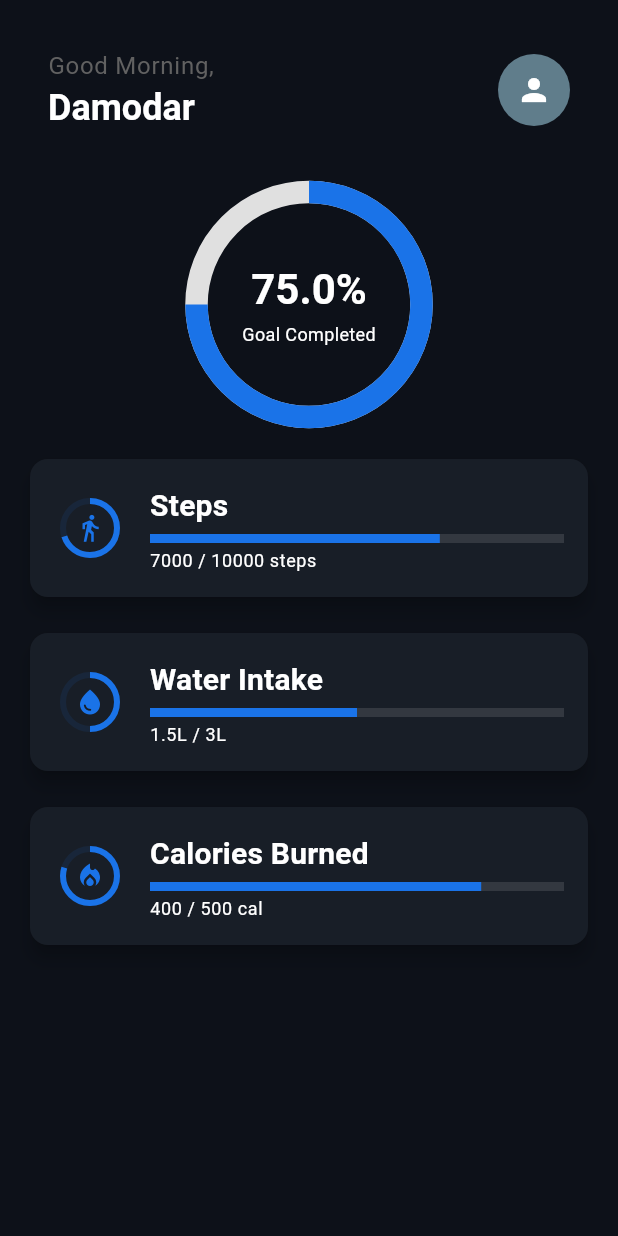
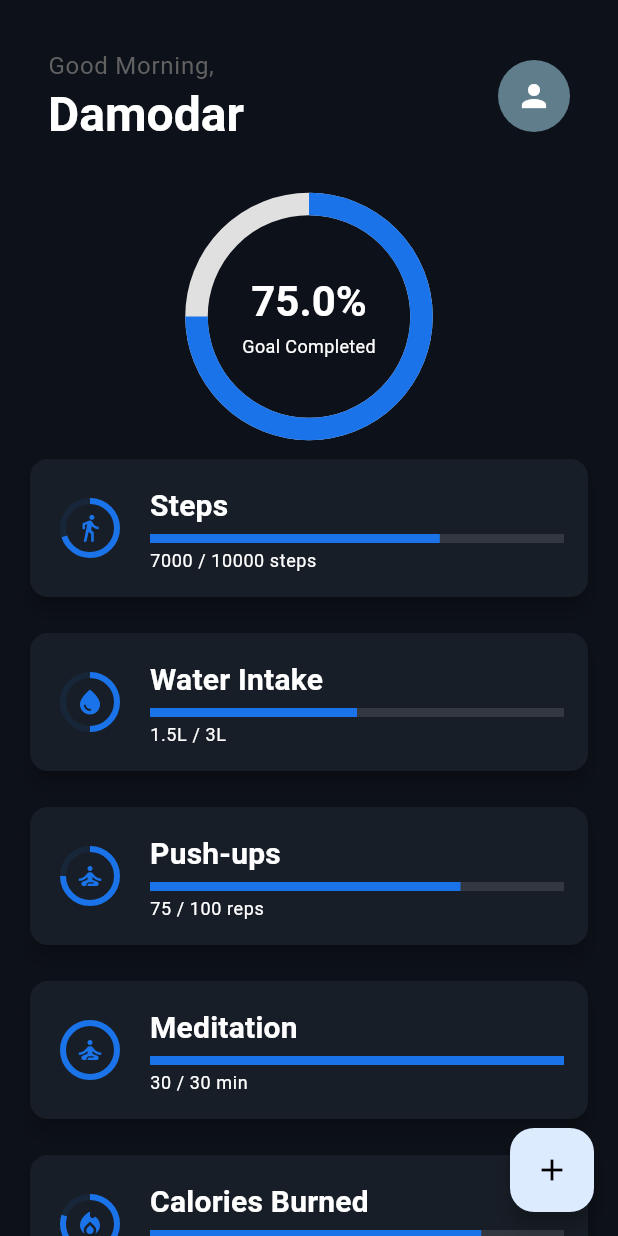
Before and after one commit to damodarsubedi/fitness_goal_tracker, a Flutter app: the screen it shows after launch, on a phone screen of 412 x 824 dp. Run offline on Flutter 3.47's test engine with Material 3 defaults, Android fonts, the phone set to English and light mode, and no system bars; our stand-ins replace cloud_firestore, firebase_auth, firebase_core, firebase_messaging, flutter_local_notifications, flutter_riverpod; accounts and stored records are empty; Roboto replaces fonts that are missing (Montserrat).

Commit message:
text and colors fixes

```diff
--- a/lib/app.dart
+++ b/lib/app.dart
@@ -7,6 +7,11 @@ class MyApp extends StatelessWidget {
 
   @override
   Widget build(BuildContext context) {
-    return MaterialApp(title: 'Flutter Demo', theme: AppTheme.darkTheme, home: const DashboardScreen());
+    return MaterialApp(
+      title: 'Flutter Demo',
+      debugShowCheckedModeBanner: false,
+      theme: AppTheme.darkTheme,
+      home: const DashboardScreen(),
+    );
   }
 }
--- a/lib/features/dashboard/presentation/dashboard_screen.dart
+++ b/lib/features/dashboard/presentation/dashboard_screen.dart
@@ -2,6 +2,7 @@ import 'package:flutter/material.dart';
 import 'package:gym_goal_tracker/features/dashboard/widgets/completion_chart.dart';
 import 'package:gym_goal_tracker/features/dashboard/widgets/goal_summary_card.dart';
 import 'package:gym_goal_tracker/features/dashboard/widgets/dashboard_header.dart';
+import 'package:gym_goal_tracker/shared/themes/app_theme.dart';
 
 class DashboardScreen extends StatelessWidget {
   const DashboardScreen({super.key});
@@ -9,16 +10,30 @@ class DashboardScreen extends StatelessWidget {
   @override
   Widget build(BuildContext context) {
     return Scaffold(
+      floatingActionButton: FloatingActionButton(
+        onPressed: () {},
+        backgroundColor: AppTheme.bluishWhite,
+
+        child: Icon(Icons.add),
+      ),
       body: SafeArea(
-        child: SingleChildScrollView(
+        child: CustomScrollView(
+          slivers: [
+            // Padding wrapper for the header
+            SliverPadding(
               padding: const EdgeInsets.all(16),
-          child: Column(
-            crossAxisAlignment: CrossAxisAlignment.start,
-            children: [
-              const DashboardHeader(),
-              const SizedBox(height: 24),
-              const CompletionChart(),
-              const SizedBox(height: 24),
+              sliver: SliverToBoxAdapter(child: const DashboardHeader()),
+            ),
+            // Completion Chart
+            SliverPadding(
+              padding: const EdgeInsets.symmetric(horizontal: 16, vertical: 8),
+              sliver: SliverToBoxAdapter(child: const CompletionChart()),
+            ),
+            // Goal Summary Cards
+            SliverPadding(
+              padding: const EdgeInsets.symmetric(horizontal: 16, vertical: 8),
+              sliver: SliverList(
+                delegate: SliverChildListDelegate.fixed([
                   const GoalSummaryCard(
                     title: "Steps",
                     progress: 0.7,
@@ -26,7 +41,26 @@ class DashboardScreen extends StatelessWidget {
                     unit: "7000 / 10000 steps",
                   ),
                   const SizedBox(height: 16),
-              const GoalSummaryCard(title: "Water Intake", progress: 0.5, icon: Icons.water_drop, unit: "1.5L / 3L"),
+                  const GoalSummaryCard(
+                    title: "Water Intake",
+                    progress: 0.5,
+                    icon: Icons.water_drop,
+                    unit: "1.5L / 3L",
+                  ),
+                  const SizedBox(height: 16),
+                  const GoalSummaryCard(
+                    title: "Push-ups",
+                    progress: 0.75,
+                    icon: Icons.self_improvement_outlined,
+                    unit: "75 / 100 reps",
+                  ),
+                  const SizedBox(height: 16),
+                  const GoalSummaryCard(
+                    title: "Meditation",
+                    progress: 1,
+                    icon: Icons.self_improvement_outlined,
+                    unit: "30 / 30 min",
+                  ),
                   const SizedBox(height: 16),
                   const GoalSummaryCard(
                     title: "Calories Burned",
@@ -34,8 +68,10 @@ class DashboardScreen extends StatelessWidget {
                     icon: Icons.local_fire_department,
                     unit: "400 / 500 cal",
                   ),
+                ]),
+              ),
+            ),
           ],
-          ),
         ),
       ),
     );
--- a/lib/features/dashboard/widgets/dashboard_header.dart
+++ b/lib/features/dashboard/widgets/dashboard_header.dart
@@ -34,7 +34,7 @@ class DashboardHeader extends StatelessWidget {
                 'Damodar',
                 style: Theme.of(
                   context,
-                ).textTheme.headlineSmall?.copyWith(fontWeight: FontWeight.bold, color: Colors.white),
+                ).textTheme.headlineLarge?.copyWith(fontWeight: FontWeight.bold, color: Colors.white),
               ),
             ],
           ),
--- a/lib/shared/themes/app_theme.dart
+++ b/lib/shared/themes/app_theme.dart
@@ -1,10 +1,17 @@
 import 'package:flutter/material.dart';
 
 class AppTheme {
+  static const Color primaryBlue = Color(0xFF1A73E8);
+  static const Color secondaryBlue = Color(0xFF03A9F4);
+  static const Color darkBackground = Color(0xFF0D1119);
+  static const Color surfaceDark = Color(0xFF181E27);
+  static const Color softWhite = Color(0xFFF1F1F1);
+  static const Color bluishWhite = Color(0xFFDDEBFF);
+
   static ThemeData darkTheme = ThemeData(
     brightness: Brightness.dark,
-    scaffoldBackgroundColor: const Color(0xFF0D1119), // Even darker bluish background
-    primaryColor: const Color(0xFF1A73E8), // Main theme color (blue)
+    scaffoldBackgroundColor: darkBackground,
+    primaryColor: primaryBlue,
     fontFamily: 'Montserrat',
     textTheme: const TextTheme(
       titleMedium: TextStyle(fontSize: 20, fontWeight: FontWeight.bold),
@@ -17,17 +24,17 @@ class AppTheme {
     ),
     elevatedButtonTheme: ElevatedButtonThemeData(
       style: ElevatedButton.styleFrom(
-        backgroundColor: Color(0xFF1A73E8), // Button color matches the primary color
+        backgroundColor: primaryBlue,
         foregroundColor: Colors.white,
-        padding: EdgeInsets.symmetric(horizontal: 24, vertical: 12),
+        padding: const EdgeInsets.symmetric(horizontal: 24, vertical: 12),
         shape: RoundedRectangleBorder(borderRadius: BorderRadius.circular(12)),
       ),
     ),
-    colorScheme: ColorScheme.dark(
-      primary: const Color(0xFF1A73E8), // Main theme color (blue)
-      secondary: const Color(0xFF03A9F4), // Accent color (lighter blue)
-      surface: const Color(0xFF181E27), // Darker bluish surface color
-      onSurface: Colors.white, // Text color on surfaces (light text on dark surfaces)
+    colorScheme: const ColorScheme.dark(
+      primary: primaryBlue,
+      secondary: secondaryBlue,
+      surface: surfaceDark,
+      onSurface: Colors.white,
     ),
   );
 }
```
Lines whose indentation alone changed are shown as unchanged.
